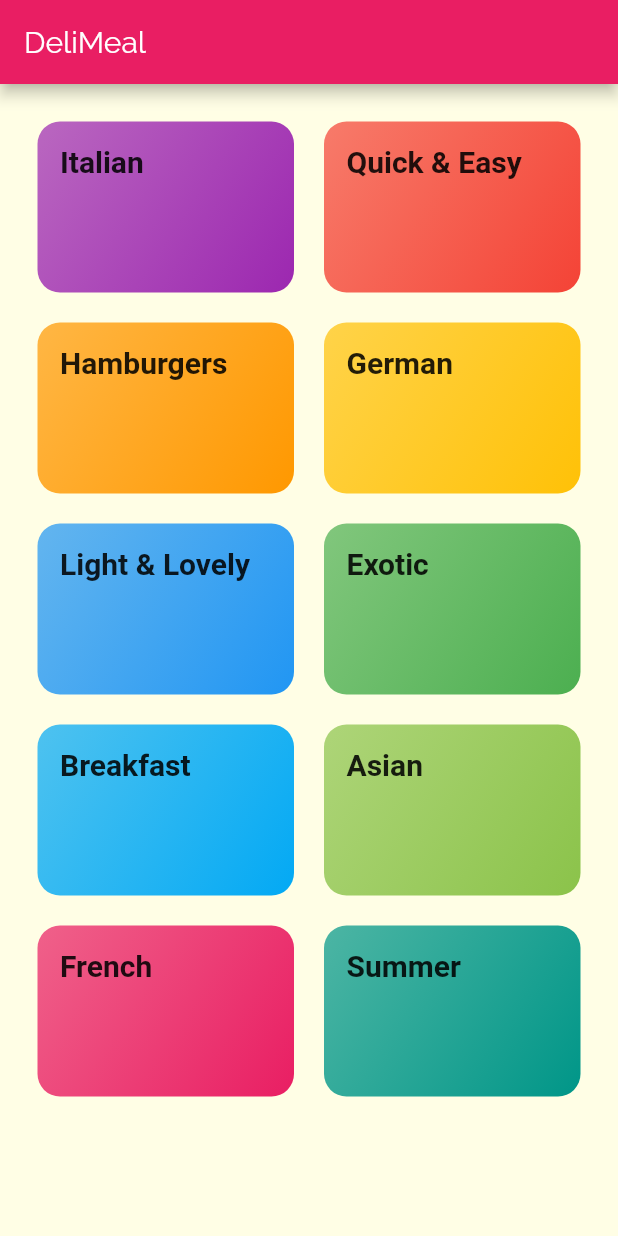
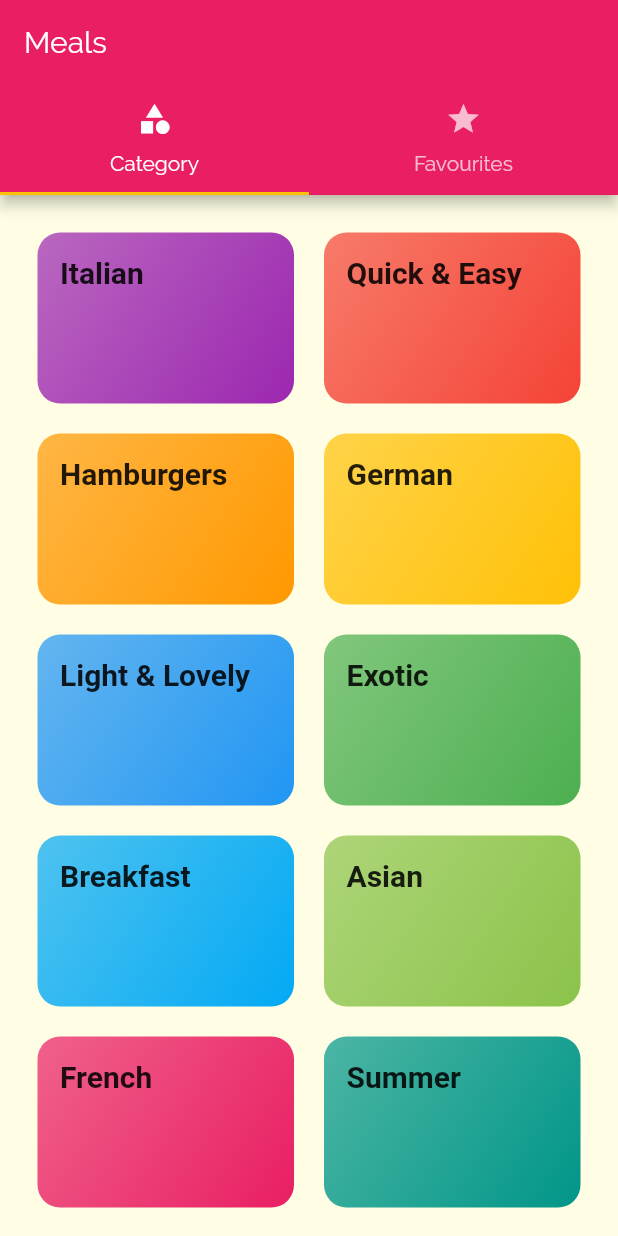
Before and after one commit to harshitm98/Meals-App, a Flutter app: the screen it shows after launch, on a phone screen of 412 x 824 dp. Run offline on Flutter 3.47's test engine with Material 2 defaults, Android fonts, the phone set to English and light mode, and no system bars; Roboto replaces fonts that are missing (RobotoCondesed).

Commit message:
Added TabBar to AppBar

```diff
--- a/lib/main.dart
+++ b/lib/main.dart
@@ -1,5 +1,6 @@
 import 'package:flutter/material.dart';
 
+import './screens/tabs_screen.dart';
 import './screens/categories_screen.dart';
 import './screens/category_meals_screen.dart';
 import './screens/meal_detail_screen.dart';
@@ -26,7 +27,7 @@ class MyApp extends StatelessWidget {
       // home: CategoriesScreen(),
       initialRoute: '/',
       routes: {
-        '/' : (ctx) => CategoriesScreen(),
+        '/' : (ctx) => TabsScreen(),
         CategoryMealsScreen.routeName : (ctx) => CategoryMealsScreen(),
         MealDetailScreen.routeName : (ctx) => MealDetailScreen(),
       },
--- a/lib/screens/categories_screen.dart
+++ b/lib/screens/categories_screen.dart
@@ -6,11 +6,7 @@ import '../widgets/category_item.dart';
 class CategoriesScreen extends StatelessWidget {
   @override
   Widget build(BuildContext context) {
-    return Scaffold(
-      appBar: AppBar(
-        title: const Text("DeliMeal"),
-      ),
-      body: GridView(
+    return GridView(
       padding: const EdgeInsets.all(25),
       children: DUMMY_CATEGORIES
           .map((catData) => CategoryItem(
@@ -24,7 +20,6 @@ class CategoriesScreen extends StatelessWidget {
           childAspectRatio: 3 / 2,
           crossAxisSpacing: 20,
           mainAxisSpacing: 20),
-      ),
     );
   }
 }
--- /dev/null
+++ b/lib/screens/tabs_screen.dart
@@ -0,0 +1,38 @@
+import 'package:flutter/material.dart';
+import 'package:meals_app/screens/favourites_screen.dart';
+
+import './categories_screen.dart';
+
+class TabsScreen extends StatefulWidget {
+  @override
+  _TabsScreenState createState() => _TabsScreenState();
+}
+
+class _TabsScreenState extends State<TabsScreen> {
+  @override
+  Widget build(BuildContext context) {
+    return DefaultTabController(
+      length: 2,
+      child: Scaffold(
+        appBar: AppBar(
+          title: Text("Meals"),
+          bottom: TabBar(
+            tabs: <Widget>[
+              Tab(
+                icon: Icon(Icons.category),
+                text: "Category",
+              ),
+              Tab(
+                icon: Icon(Icons.star),
+                text: "Favourites",
+              ),
+            ],
+          ),
+        ),
+        body: TabBarView(children: <Widget>[
+          CategoriesScreen(), FavouritesScreen(),
+        ],)
+      ),
+    );
+  }
+}
```
Also changed, not shown: lib/screens/favourites_screen.dart (added, +10 -0 lines), lib/screens/meal_detail_screen.dart (+66 -3 lines). Lines whose indentation alone changed are shown as unchanged.
